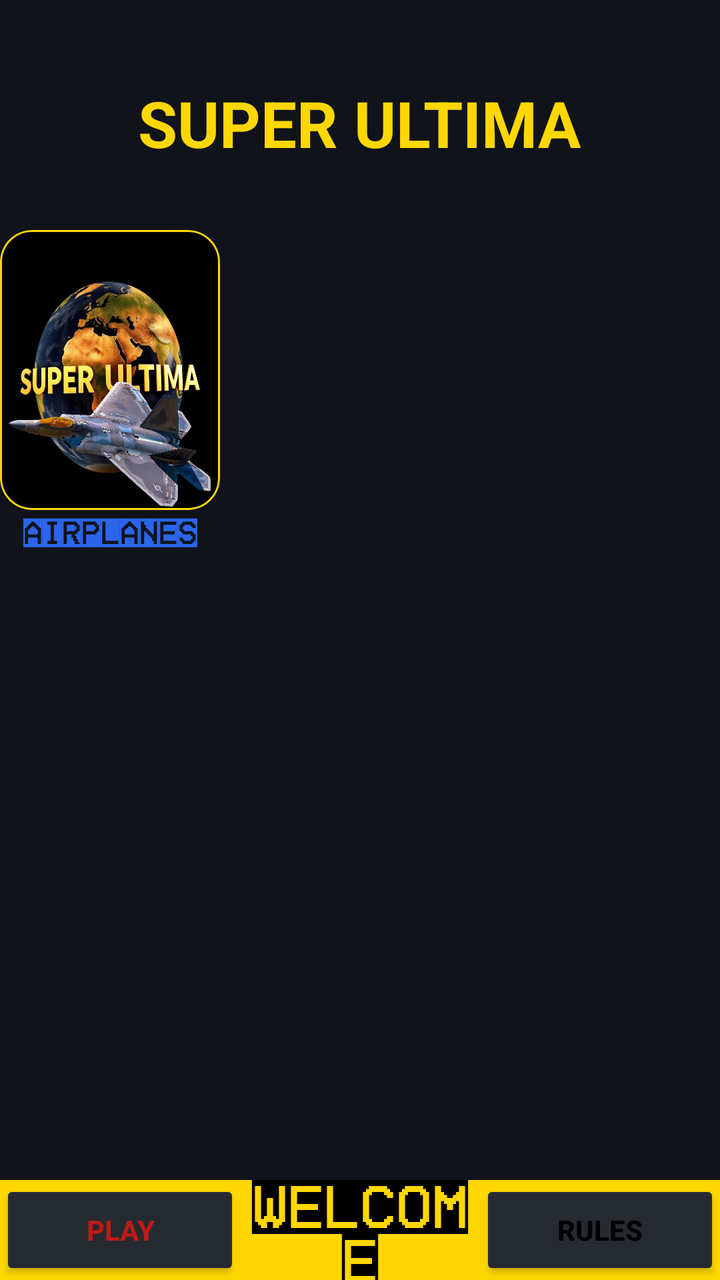
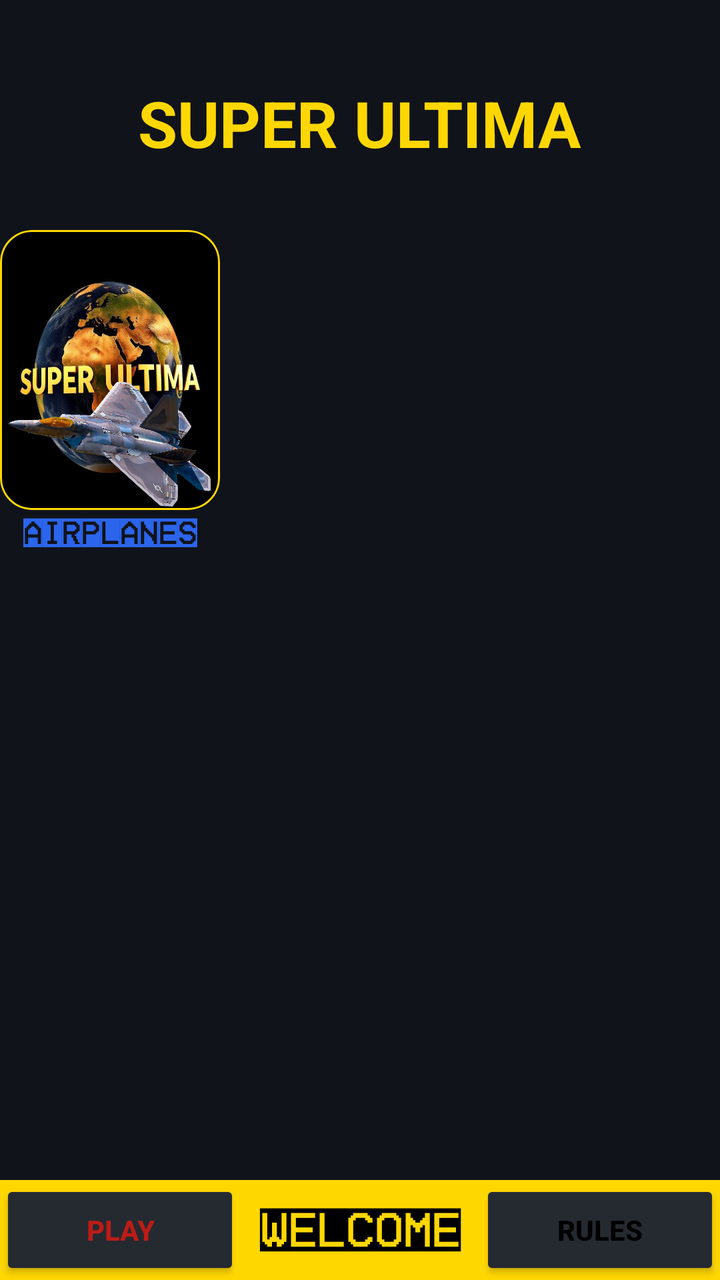

Two renders of the same Android screen: before a commit and after it. Below are the layout's source before the change and the commit's diff.
<!-- AndroidManifest.xml: application theme Theme.SuperUltima -->
<!-- res/layout/activity_main.xml -->
<?xml version="1.0" encoding="utf-8"?>
<androidx.constraintlayout.widget.ConstraintLayout xmlns:android="http://schemas.android.com/apk/res/android"
    xmlns:app="http://schemas.android.com/apk/res-auto"
    xmlns:tools="http://schemas.android.com/tools"
    android:id="@+id/main"
    android:layout_width="match_parent"
    android:layout_height="match_parent"
    android:background="#10131A"
    tools:context=".MainActivity">

    <TextView
        android:id="@+id/titleText"
        android:layout_width="wrap_content"
        android:layout_height="wrap_content"
        android:text="SUPER ULTIMA"
        android:textColor="#FFD700"
        android:textSize="32sp"
        android:textStyle="bold"
        app:layout_constraintTop_toTopOf="parent"
        app:layout_constraintStart_toStartOf="parent"
        app:layout_constraintEnd_toEndOf="parent"
        android:layout_marginTop="40dp"/>



    <com.google.android.material.card.MaterialCardView
        android:id="@+id/airplanesPack1"
        android:layout_width="110dp"
        android:layout_height="140dp"
        android:layout_marginTop="32dp"
        app:cardCornerRadius="16dp"
        app:strokeColor="#FFD700"
        app:strokeWidth="1dp"
        app:layout_constraintTop_toBottomOf="@id/titleText"
        app:layout_constraintStart_toStartOf="parent">

        <LinearLayout
            android:layout_width="match_parent"
            android:layout_height="match_parent"
            android:orientation="vertical"
            android:gravity="center"
            android:padding="0dp">

            <FrameLayout
                android:layout_width="match_parent"
                android:layout_height="match_parent"
                android:background="@drawable/cardeckbackround"
                android:scaleType="centerCrop"
                >

                <ImageView
                    android:layout_width="match_parent"
                    android:layout_height="212dp"
                    android:src="@drawable/airplane1frontimage">


                </ImageView>

            </FrameLayout>

        </LinearLayout>




    </com.google.android.material.card.MaterialCardView>

    <TextView
        android:id="@+id/airplanesText"
        android:layout_width="wrap_content"
        android:layout_height="wrap_content"
        android:layout_marginTop="4dp"
        android:text="AIRPLANES"
        android:textColor="#2B65EC"
        android:textSize="16sp"
        android:fontFamily="@font/homevideoboldr90dv"
        android:textStyle="bold"
        app:layout_constraintEnd_toEndOf="@id/airplanesPack1"
        app:layout_constraintHorizontal_bias="0.5"
        app:layout_constraintStart_toStartOf="@id/airplanesPack1"
        app:layout_constraintTop_toBottomOf="@id/airplanesPack1" />


    <LinearLayout
        android:id="@+id/bottomToolbar"
        android:layout_width="0dp"
        android:layout_height="50dp"
        android:orientation="horizontal"
        android:gravity="center_vertical"
        android:background="#FFD700"
        app:layout_constraintBottom_toBottomOf="parent"
        app:layout_constraintStart_toStartOf="parent"
        app:layout_constraintEnd_toEndOf="parent">

        <Button
            android:id="@+id/playButton"
            android:layout_width="0dp"
            android:layout_height="match_parent"
            android:layout_weight="1"
            android:text="PLAY"
            android:textColor="#F8C11B17"
            android:textStyle="bold"
            android:backgroundTint="#252A31"/>

        <TextView
            android:id="@+id/welcomeText"
            android:layout_width="0dp"
            android:layout_height="wrap_content"
            android:layout_weight="1"
            android:gravity="center"
            android:text="WELCOME"
            android:textColor="@color/black"
            android:fontFamily="@font/homevideoboldr90dv"
            android:textSize="30sp"
            android:textStyle="bold"/>

        <Button
            android:id="@+id/rulesButton"
            android:layout_width="0dp"
            android:layout_height="match_parent"
            android:layout_weight="1"
            android:text="RULES"
            android:textColor="#FF000000"
            android:textStyle="bold"
            android:backgroundTint="#252A31"/>


    </LinearLayout>


</androidx.constraintlayout.widget.ConstraintLayout>
<!-- resources referenced by this layout -->
<resources>
  <color name="black">#FF000000</color>
  <!-- drawable airplane1frontimage: png bitmap (drawable, 634510 bytes) -->
  <!-- drawable cardeckbackround: png bitmap (drawable, 421043 bytes) -->
  <style name="Theme.SuperUltima" parent="Base.Theme.SuperUltima" />
  <style name="Base.Theme.SuperUltima" parent="Theme.Material3.DayNight.NoActionBar">
          
          
      </style>
</resources>

<!-- the commit's change to res/layout/activity_main.xml (unified diff, before → after) -->
@@ -111,7 +111,7 @@
             android:text="WELCOME"
             android:textColor="@color/black"
             android:fontFamily="@font/homevideoboldr90dv"
-            android:textSize="30sp"
+            android:textSize="24sp"
             android:textStyle="bold"/>
 
         <Button
